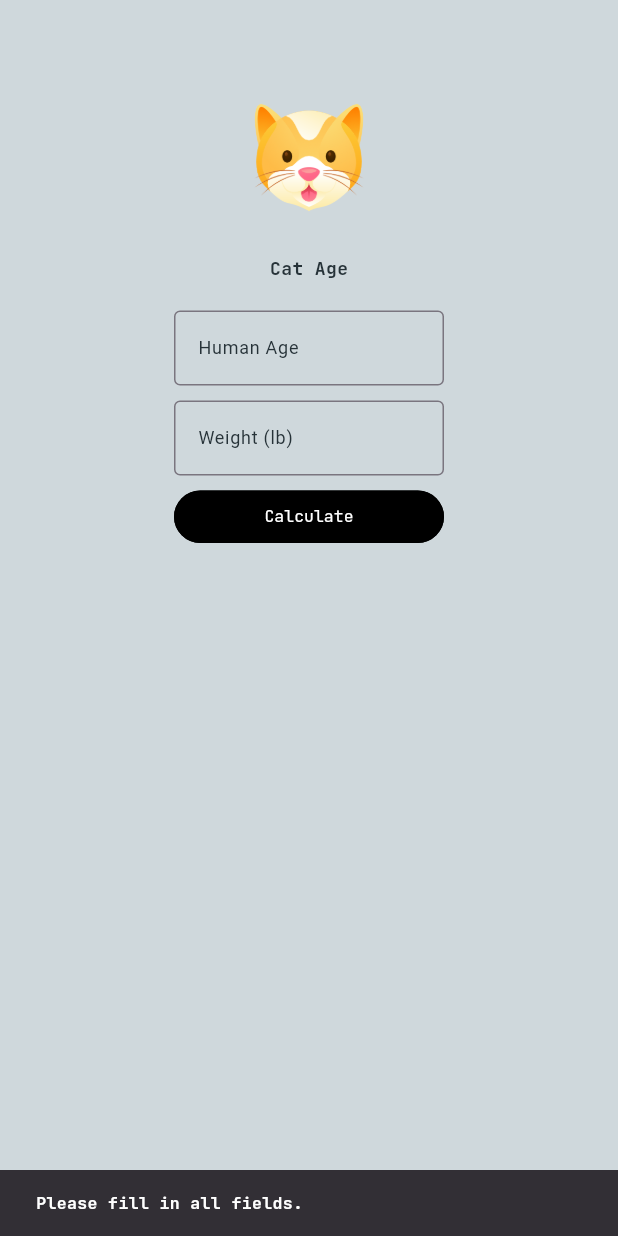
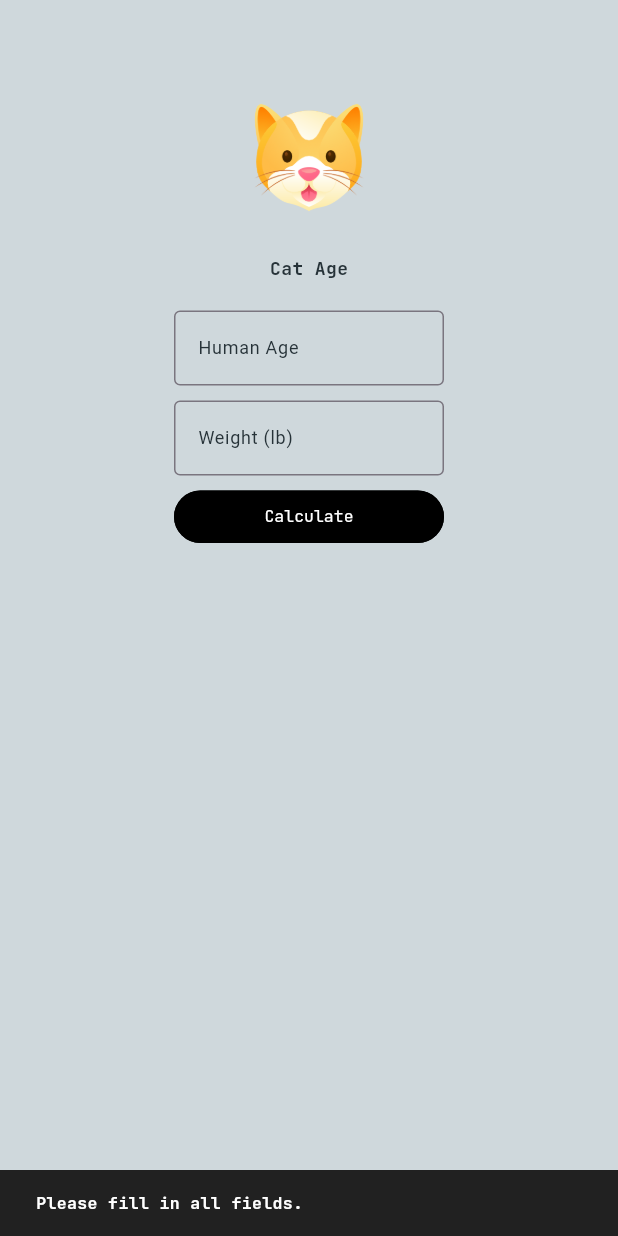
Before and after one commit to Victor-Zarzar/age-pet, a Flutter app: the CatPage screen opened directly, after a tap on "Calculate", on a phone screen of 412 x 824 dp. Run offline on Flutter 3.47's test engine with Material 3 defaults, Android fonts, the phone set to English and light mode, and no system bars; drawn by our look-alikes of getwidget; our stand-ins replace easy_localization, flutter_local_notifications, google_fonts, shared_preferences; accounts and stored records are empty.

Commit message:
Refactor validate dark mode

```diff
--- a/lib/components/AppTheme/app_theme.dart
+++ b/lib/components/AppTheme/app_theme.dart
@@ -44,6 +44,14 @@ class IconColor {
   static Color get primaryColor => const Color(0xFF000000);
 }
 
+class SnackBarColor {
+  SnackBarColor._();
+
+  static Color get primaryColor => const Color(0xFF212121);
+
+  static Color get secondColor => const Color(0xFF616161);
+}
+
 class TabBarColor {
   TabBarColor._();
 
--- a/lib/pages/CatPage/cat_page.dart
+++ b/lib/pages/CatPage/cat_page.dart
@@ -114,6 +114,7 @@ class _CatPageState extends State<CatPage> {
                               weightController.text.isEmpty) {
                             ScaffoldMessenger.of(context).showSnackBar(
                               SnackBar(
+                                backgroundColor: notifier.isDark ? SnackBarColor.secondColor : SnackBarColor.primaryColor,
                                 content: Text(
                                   'validatecat'.tr(),
                                   style: GoogleFonts.jetBrainsMono(
@@ -156,7 +157,9 @@ class _CatPageState extends State<CatPage> {
                             textStyle: TextStyle(
                               fontSize: 12,
                               fontWeight: FontWeight.bold,
-                              color: FontTextColor.primaryColor,
+                              color: notifier.isDark
+                              ? FontTextColor.secondaryColor
+                              : FontTextColor.primaryColor,
                             ),
                           ),
                         ),
--- a/lib/pages/DogPage/dog_page.dart
+++ b/lib/pages/DogPage/dog_page.dart
@@ -114,6 +114,7 @@ class _DogPageState extends State<DogPage> {
                               weightController.text.isEmpty) {
                             ScaffoldMessenger.of(context).showSnackBar(
                               SnackBar(
+                                backgroundColor: notifier.isDark ? SnackBarColor.secondColor : SnackBarColor.primaryColor,
                                 content: Text(
                                   'validatedog'.tr(),
                                   style: GoogleFonts.jetBrainsMono(
@@ -156,7 +157,9 @@ class _DogPageState extends State<DogPage> {
                             textStyle: TextStyle(
                               fontSize: 12,
                               fontWeight: FontWeight.bold,
-                              color: FontTextColor.primaryColor,
+                              color: notifier.isDark
+                              ? FontTextColor.secondaryColor
+                              : FontTextColor.primaryColor,
                             ),
                           ),
                         ),
```
Also changed, not shown: 1 other file.
